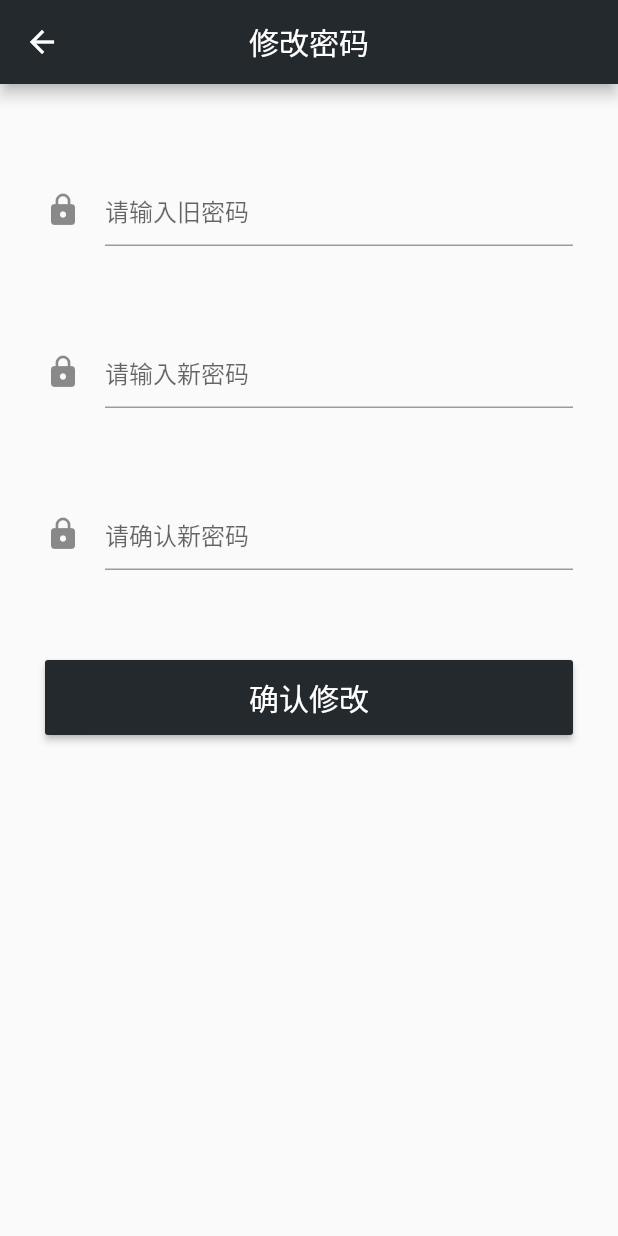
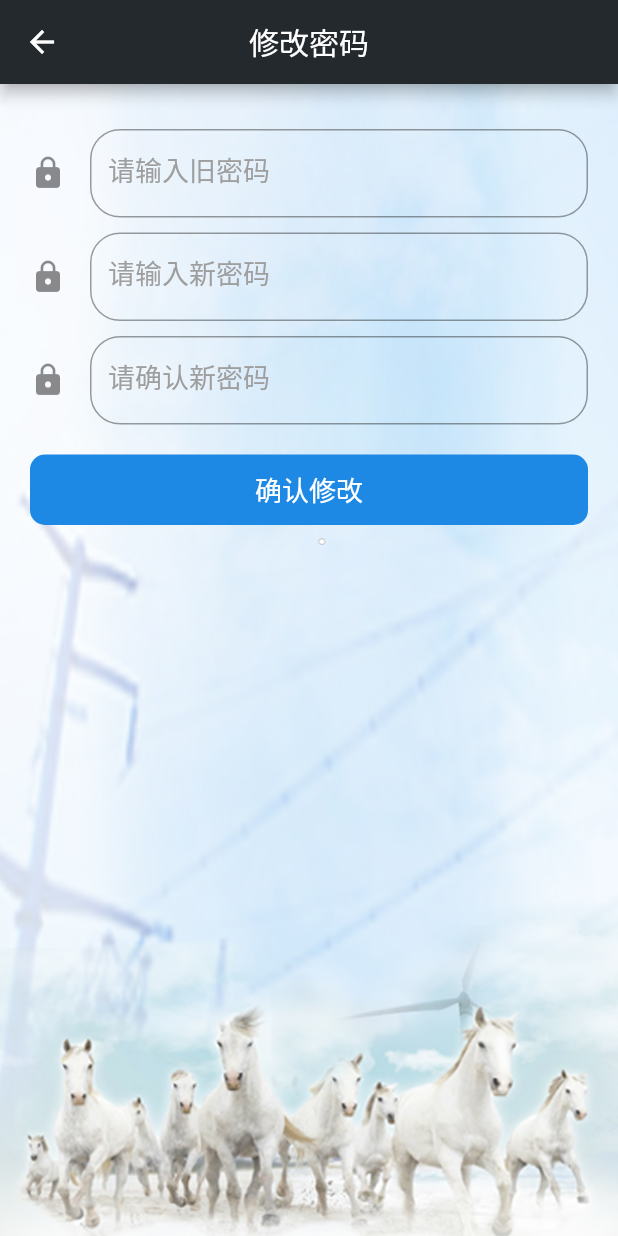
Before and after one commit to bp1907/wanma_huitong, a Flutter app: the UpdatePwd screen opened directly, on a phone screen of 412 x 824 dp. Run offline on Flutter 3.47's test engine with Material 2 defaults, Android fonts, the phone set to English and light mode, and no system bars; our stand-ins replace connectivity, dio, event_bus, flutter_redux, flutter_spinkit, flutter_swiper and 5 more; accounts and stored records are empty.

Commit message:
修改密码

```diff
--- a/lib/page/common/update_pwd.dart
+++ b/lib/page/common/update_pwd.dart
@@ -3,106 +3,101 @@ import 'package:fluttertoast/fluttertoast.dart';
 import 'package:wanma_huitong/common/dao/user_dao.dart';
 import 'package:wanma_huitong/common/utils/common_utils.dart';
 import 'package:wanma_huitong/common/utils/navigator_utils.dart';
-//修改密码
+
 class UpdatePwd extends StatefulWidget {
   @override
   _UpdatePwdState createState() => _UpdatePwdState();
 }
 
 class _UpdatePwdState extends State<UpdatePwd> {
-  var _oldPwd = '';
-  var _newPwd = '';
-  var _sureNewPwd = '';
-  final TextEditingController oldPwdController = TextEditingController();
-  final TextEditingController newPwdController = TextEditingController();
-  final TextEditingController sureNewPwdController = TextEditingController();
-
+  final TextEditingController _oldPwdController = TextEditingController();
+  final TextEditingController _newPwdController = TextEditingController();
+  final TextEditingController _sureNewPwdController = TextEditingController();
 
   @override
   Widget build(BuildContext context) {
-
-    oldPwdController.value = TextEditingValue(text: _oldPwd);
-    newPwdController.value = TextEditingValue(text: _newPwd);
-    sureNewPwdController.value = TextEditingValue(text: _sureNewPwd);
     return Scaffold(
-      appBar: AppBar(
-        centerTitle: true,
-        title: Text('修改密码'),
+      appBar: AppBar(title: Text('修改密码',),centerTitle: true,),
+      body:SingleChildScrollView(
+        child: Container(
+          height:MediaQuery.of(context).size.height-20,
+          padding: EdgeInsets.only(left: 20,top: 20,right: 20,bottom: 100),
+           decoration: BoxDecoration(
+                image: DecorationImage(
+                  image: AssetImage('images/login_background.jpg'),
+                  fit: BoxFit.fill,
                 ),
-      body: GestureDetector(
-        behavior: HitTestBehavior.translucent,
-        onTap: () {
-          FocusScope.of(context).requestFocus(FocusNode());
-        },
-        child: SafeArea(
-          child: SingleChildScrollView(
-            child: Container(
-              margin: const EdgeInsets.only(left: 30.0,right: 30.0,bottom: 30.0),
+              ),
           child: Column(
           children: <Widget>[
-                  Padding(padding: new EdgeInsets.all(30.0)),
-                  TextField(
+            _oldPwd(context,_oldPwdController),
+            _newPwd(context, _newPwdController),
+            _sureNewPwd(context, _sureNewPwdController),
+            _changeBtn(_oldPwdController.text, _newPwdController.text, _sureNewPwdController.text)
+          ],
+          ),
+        ),
+      ) ,
+    );
+  }
+
+
+Widget _oldPwd (context, controller){
+  return _commonTextFieldSet('请输入旧密码',controller);
+}
+
+Widget _newPwd (context, controller){
+  return _commonTextFieldSet('请输入新密码',controller);
+}
+
+Widget _sureNewPwd (context, controller){
+  return _commonTextFieldSet('请确认新密码',controller);
+}
+
+Widget _commonTextFieldSet(context,TextEditingController editingController){
+
+  return Container(
+    padding: EdgeInsets.only(top: 10),
+    child:   TextField(
+
     decoration: InputDecoration(
-                      hintText:'请输入旧密码',
       icon: Icon(Icons.lock),
+      labelText: context,
+      labelStyle: TextStyle(
+        color: Colors.grey,
+        fontSize: 18
+      ),
+
+      border: OutlineInputBorder(
+        borderSide: BorderSide(
+          color: Colors.pink
+        ),
+        borderRadius: BorderRadius.circular(20.0),
+      ),
+      //  focusedBorder: OutlineInputBorder(
+      //  borderSide: BorderSide(
+      //  color: Colors.pink,
+      // ),
+      // ),
+      // hintText: hintStr
     ),
     obscureText: true,
-                    onChanged: (String value){
-                      _oldPwd = value;
+    controller:editingController,
+    onChanged: (values){
+      this.setState((){
+         editingController.text = values;
+      });
     },
-                    controller: oldPwdController,
+
   ),
-                  Padding(padding: new EdgeInsets.all(30.0)),
-                  TextField(
-                    decoration: InputDecoration(
-                      hintText:'请输入新密码',
-                      icon: Icon(Icons.lock),
-                    ),
-                    obscureText: true,
-                    onChanged: (String value){
-                      _newPwd = value;
-                    },
-                    controller: newPwdController,
-                  ),
-                  Padding(padding: new EdgeInsets.all(30.0)),
-                  TextField(
-                    decoration: InputDecoration(
-                      hintText:'请确认新密码',
-                      icon: Icon(Icons.lock),
-                    ),
-                    obscureText: true,
-                    onChanged: (String value){
-                      _sureNewPwd = value;
-                    },
-                    controller: sureNewPwdController,
-                  ),
-                  Padding(padding: new EdgeInsets.all(30.0)),
-                  RaisedButton(
-                    padding: EdgeInsets.only(left: 20.0, top: 10.0, right: 20.0, bottom: 10.0),
-                    textColor: Colors.white,
-                    color: Theme.of(context).primaryColor,
-                    child: Flex(
-                      mainAxisAlignment: MainAxisAlignment.center,
-                      direction: Axis.horizontal,
-                      children: <Widget>[
-                        Text('确认修改',style: TextStyle(fontSize: 20.0),maxLines: 1,),
-                      ],
-                    ),
-                    onPressed: (){
-                      if(_oldPwd == null || _oldPwd.length == 0) {
-                        Fluttertoast.showToast(msg: '请输入旧密码');
-                        return;
+
+);
 }
-                      if(_newPwd == null || _newPwd.length == 0) {
-                        Fluttertoast.showToast(msg: '请输入新密码');
-                        return;
-                      }
-                      if(_sureNewPwd == null || _sureNewPwd.length == 0) {
-                        Fluttertoast.showToast(msg: '请确认新密码');
-                        return;
-                      }
+Widget _changeBtn (oldPwd,newPwd,surePwd){
+  return InkWell(
+    onTap: (){
       CommonUtils.showLoadingDialog(context);
-                      UserDao.updatePwd(_oldPwd, _newPwd, _sureNewPwd).then((res) {
+      UserDao.updatePwd(oldPwd, newPwd, surePwd).then((res) {
         Navigator.pop(context);
         if(res != null && res.result){
         Future.delayed(const Duration(seconds: 1), () {
@@ -111,15 +106,23 @@ class _UpdatePwdState extends State<UpdatePwd> {
         });
       }
     });
+      print(oldPwd+newPwd+surePwd);
         },
+      child: Container(
+        padding: EdgeInsets.all(10.0),
+        margin: EdgeInsets.only(top: 20),
+        alignment: Alignment.center,
+        decoration: BoxDecoration(
+          color: Colors.blue[600],
+          // Theme.of(context).primaryColor
+          borderRadius: BorderRadius.circular(10.0),
           ),
-                  Padding(padding: new EdgeInsets.all(30.0)),
-                ],
-              ),
-            ),
-          ),
+          child: Text(
+            '确认修改',
+            style: TextStyle(color: Colors.white,fontSize: 18),
           ),
         ),
 );
 }
+
 }
```
Lines whose indentation alone changed are shown as unchanged.
